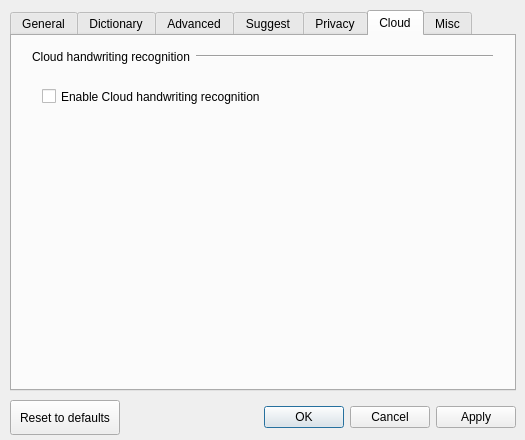
Old version of the form src/gui/config_dialog/config_dialog.ui in the repository google/mozc.
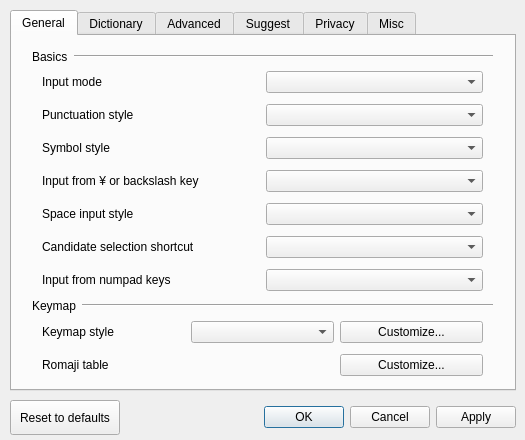
New version of the form. The open tabs and pages were chosen to show the change. Custom widgets are drawn as their Qt base class.

Diff of the .ui file:
```diff
--- a/src/gui/config_dialog/config_dialog.ui
+++ b/src/gui/config_dialog/config_dialog.ui
@@ -1238,56 +1238,6 @@
       </layout>
      </widget>
     </widget>
-    <widget class="QWidget" name="tab">
-     <attribute name="title">
-      <string>Cloud</string>
-     </attribute>
-     <widget class="QCheckBox" name="cloudHandwritingCheckBox">
-      <property name="geometry">
-       <rect>
-        <x>30</x>
-        <y>50</y>
-        <width>441</width>
-        <height>21</height>
-       </rect>
-      </property>
-      <property name="text">
-       <string>Enable Cloud handwriting recognition</string>
-      </property>
-     </widget>
-     <widget class="QWidget" name="cloudServersLayoutWidget">
-      <property name="geometry">
-       <rect>
-        <x>20</x>
-        <y>10</y>
-        <width>461</width>
-        <height>21</height>
-       </rect>
-      </property>
-      <layout class="QHBoxLayout" name="horizontalLayout_23">
-       <item>
-        <widget class="QLabel" name="label_8">
-         <property name="text">
-          <string>Cloud handwriting recognition</string>
-         </property>
-        </widget>
-       </item>
-       <item>
-        <widget class="Line" name="line_7">
-         <property name="sizePolicy">
-          <sizepolicy hsizetype="MinimumExpanding" vsizetype="Fixed">
-           <horstretch>0</horstretch>
-           <verstretch>0</verstretch>
-          </sizepolicy>
-         </property>
-         <property name="orientation">
-          <enum>Qt::Horizontal</enum>
-         </property>
-        </widget>
-       </item>
-      </layout>
-     </widget>
-    </widget>
     <widget class="QWidget" name="miscTab">
      <attribute name="title">
       <string>Misc</string>
```
Left out of the diff: 3 changed lines with no effect on the pictures.
